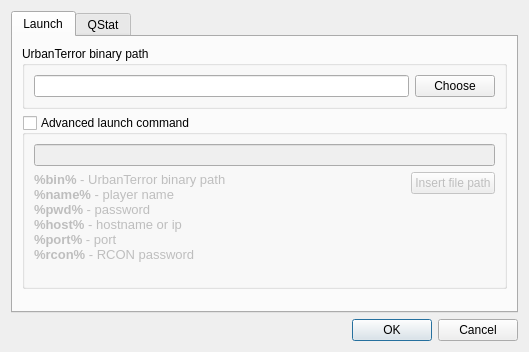
The window that src/optionsdialog.ui (navrocky/urtconnector) describes before a commit, drawn with Qt 5.
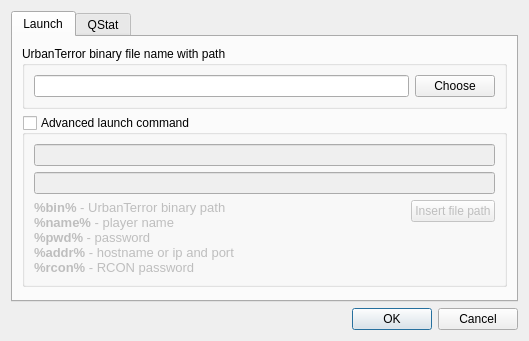
The same window after the commit.

```diff
--- a/src/optionsdialog.ui
+++ b/src/optionsdialog.ui
@@ -7,7 +7,7 @@
     <x>0</x>
     <y>0</y>
     <width>529</width>
-    <height>352</height>
+    <height>341</height>
    </rect>
   </property>
   <property name="windowTitle">
@@ -39,7 +39,7 @@
           </sizepolicy>
          </property>
          <property name="title">
-          <string>UrbanTerror binary path</string>
+          <string>UrbanTerror binary file name with path</string>
          </property>
          <property name="flat">
           <bool>true</bool>
@@ -76,22 +76,39 @@
           <item>
            <widget class="QLineEdit" name="advCmdEdit"/>
           </item>
+          <item>
+           <widget class="QLineEdit" name="adv_cmd_preview_edit">
+            <property name="toolTip">
+             <string>Command line preview</string>
+            </property>
+            <property name="readOnly">
+             <bool>true</bool>
+            </property>
+           </widget>
+          </item>
           <item>
            <layout class="QHBoxLayout" name="horizontalLayout_3">
+            <property name="sizeConstraint">
+             <enum>QLayout::SetDefaultConstraint</enum>
+            </property>
             <item>
              <widget class="QLabel" name="label">
+              <property name="sizePolicy">
+               <sizepolicy hsizetype="Preferred" vsizetype="Maximum">
+                <horstretch>0</horstretch>
+                <verstretch>0</verstretch>
+               </sizepolicy>
+              </property>
               <property name="text">
                <string>&lt;!DOCTYPE HTML PUBLIC &quot;-//W3C//DTD HTML 4.0//EN&quot; &quot;http://www.w3.org/TR/REC-html40/strict.dtd&quot;&gt;
 &lt;html&gt;&lt;head&gt;&lt;meta name=&quot;qrichtext&quot; content=&quot;1&quot; /&gt;&lt;style type=&quot;text/css&quot;&gt;
 p, li { white-space: pre-wrap; }
-&lt;/style&gt;&lt;/head&gt;&lt;body style=&quot; font-family:'Tahoma'; font-size:9pt; font-weight:400; font-style:normal;&quot;&gt;
-&lt;p style=&quot; margin-top:0px; margin-bottom:0px; margin-left:0px; margin-right:0px; -qt-block-indent:0; text-indent:0px;&quot;&gt;&lt;span style=&quot; font-family:'Sans Serif'; font-size:10pt; font-weight:600;&quot;&gt;%bin%&lt;/span&gt;&lt;span style=&quot; font-family:'Sans Serif'; font-size:10pt;&quot;&gt; - UrbanTerror binary path&lt;/span&gt;&lt;/p&gt;
-&lt;p style=&quot; margin-top:0px; margin-bottom:0px; margin-left:0px; margin-right:0px; -qt-block-indent:0; text-indent:0px;&quot;&gt;&lt;span style=&quot; font-family:'Sans Serif'; font-size:10pt; font-weight:600;&quot;&gt;%name%&lt;/span&gt;&lt;span style=&quot; font-family:'Sans Serif'; font-size:10pt;&quot;&gt; - player name&lt;/span&gt;&lt;/p&gt;
-&lt;p style=&quot; margin-top:0px; margin-bottom:0px; margin-left:0px; margin-right:0px; -qt-block-indent:0; text-indent:0px;&quot;&gt;&lt;span style=&quot; font-family:'Sans Serif'; font-size:10pt; font-weight:600;&quot;&gt;%pwd%&lt;/span&gt;&lt;span style=&quot; font-family:'Sans Serif'; font-size:10pt;&quot;&gt; - password&lt;/span&gt;&lt;/p&gt;
-&lt;p style=&quot; margin-top:0px; margin-bottom:0px; margin-left:0px; margin-right:0px; -qt-block-indent:0; text-indent:0px;&quot;&gt;&lt;span style=&quot; font-family:'Sans Serif'; font-size:10pt; font-weight:600;&quot;&gt;%host%&lt;/span&gt;&lt;span style=&quot; font-family:'Sans Serif'; font-size:10pt;&quot;&gt; - hostname or ip&lt;/span&gt;&lt;/p&gt;
-&lt;p style=&quot; margin-top:0px; margin-bottom:0px; margin-left:0px; margin-right:0px; -qt-block-indent:0; text-indent:0px;&quot;&gt;&lt;span style=&quot; font-family:'Sans Serif'; font-size:10pt; font-weight:600;&quot;&gt;%port%&lt;/span&gt;&lt;span style=&quot; font-family:'Sans Serif'; font-size:10pt;&quot;&gt; - port&lt;/span&gt;&lt;/p&gt;
-&lt;p style=&quot; margin-top:0px; margin-bottom:0px; margin-left:0px; margin-right:0px; -qt-block-indent:0; text-indent:0px;&quot;&gt;&lt;span style=&quot; font-family:'Sans Serif'; font-size:10pt; font-weight:600;&quot;&gt;%rcon%&lt;/span&gt;&lt;span style=&quot; font-family:'Sans Serif'; font-size:10pt;&quot;&gt; - RCON password&lt;/span&gt;&lt;/p&gt;
-&lt;p style=&quot;-qt-paragraph-type:empty; margin-top:0px; margin-bottom:0px; margin-left:0px; margin-right:0px; -qt-block-indent:0; text-indent:0px; font-family:'Sans Serif'; font-size:10pt;&quot;&gt;&lt;/p&gt;&lt;/body&gt;&lt;/html&gt;</string>
+&lt;/style&gt;&lt;/head&gt;&lt;body style=&quot; font-family:'Sans Serif'; font-size:10pt; font-weight:400; font-style:normal;&quot;&gt;
+&lt;p style=&quot; margin-top:0px; margin-bottom:0px; margin-left:0px; margin-right:0px; -qt-block-indent:0; text-indent:0px;&quot;&gt;&lt;span style=&quot; font-weight:600;&quot;&gt;%bin%&lt;/span&gt; - UrbanTerror binary path&lt;/p&gt;
+&lt;p style=&quot; margin-top:0px; margin-bottom:0px; margin-left:0px; margin-right:0px; -qt-block-indent:0; text-indent:0px;&quot;&gt;&lt;span style=&quot; font-weight:600;&quot;&gt;%name%&lt;/span&gt; - player name&lt;/p&gt;
+&lt;p style=&quot; margin-top:0px; margin-bottom:0px; margin-left:0px; margin-right:0px; -qt-block-indent:0; text-indent:0px;&quot;&gt;&lt;span style=&quot; font-weight:600;&quot;&gt;%pwd%&lt;/span&gt; - password&lt;/p&gt;
+&lt;p style=&quot; margin-top:0px; margin-bottom:0px; margin-left:0px; margin-right:0px; -qt-block-indent:0; text-indent:0px;&quot;&gt;&lt;span style=&quot; font-weight:600;&quot;&gt;%addr%&lt;/span&gt; - hostname or ip and port&lt;/p&gt;
+&lt;p style=&quot; margin-top:0px; margin-bottom:0px; margin-left:0px; margin-right:0px; -qt-block-indent:0; text-indent:0px;&quot;&gt;&lt;span style=&quot; font-weight:600;&quot;&gt;%rcon%&lt;/span&gt; - RCON password&lt;/p&gt;&lt;/body&gt;&lt;/html&gt;</string>
               </property>
              </widget>
             </item>
```
Left out of the diff: 2 changed lines with no effect on the pictures.
